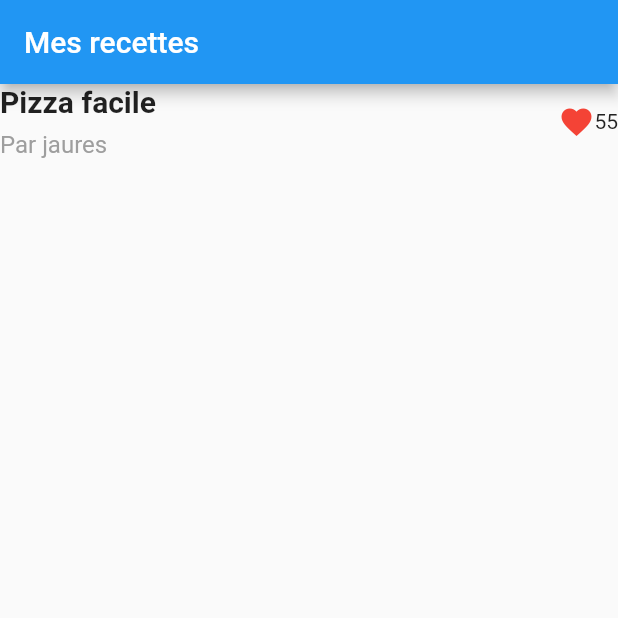
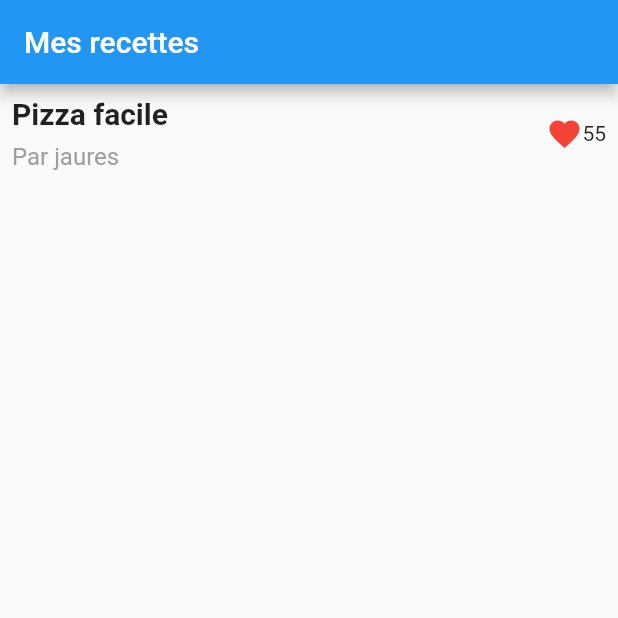
Before and after one commit to beinjamin/demo_app_flutter, a Flutter app: the screen it shows after launch, on a phone screen of 412 x 824 dp, the top half of it. Run offline on Flutter 3.47's test engine with Material 2 defaults, Android fonts, the light colour scheme and no system bars.

Commit message:
Creation de la variable title section

```diff
--- a/lib/main.dart
+++ b/lib/main.dart
@@ -3,11 +3,36 @@
 import 'package:flutter/material.dart';
 
 void main() {
-  runApp(const MyApp());
+  runApp(MyApp());
 }
 
 class MyApp extends StatelessWidget {
-  const MyApp({Key? key}) : super(key: key);
+  Widget titleSection = Container(
+      padding: const EdgeInsets.all(8),
+      child: Row(
+        children: [
+          Expanded(
+              child: Column(
+            crossAxisAlignment: CrossAxisAlignment.start,
+            children: [
+              Container(
+                padding: const EdgeInsets.only(bottom: 8),
+                child: Text(
+                  "Pizza facile",
+                  style: TextStyle(fontWeight: FontWeight.bold, fontSize: 20),
+                ),
+              ),
+              Text("Par jaures",
+                  style: TextStyle(
+                    color: Colors.grey[500],
+                    fontSize: 16,
+                  ))
+            ],
+          )),
+          Icon(Icons.favorite, color: Colors.red),
+          Text("55")
+        ],
+      ));
 
   // This widget is the root of your application.
   @override
@@ -30,32 +55,7 @@ class MyApp extends StatelessWidget {
           appBar: AppBar(
             title: Text("Mes recettes"),
           ),
-            body: Column(children: [
-              Row(
-                children: [
-                  Expanded(
-                      child: Column(
-                    crossAxisAlignment: CrossAxisAlignment.start,
-                    children: [
-                      Container(
-                        padding: const EdgeInsets.only(bottom: 8),
-                        child: Text(
-                          "Pizza facile",
-                          style: TextStyle(
-                              fontWeight: FontWeight.bold, fontSize: 20),
-                        ),
-                      ),
-                      Text("Par jaures",
-                          style: TextStyle(
-                            color: Colors.grey[500],
-                            fontSize: 16,
-                          ))
-                    ],
-                  )),
-                  Icon(Icons.favorite, color: Colors.red),
-                  Text("55")
-                ],
-              )
-            ])));
+          body: Column(children: [titleSection])),
+    );
   }
 }
```
Lines whose indentation alone changed are shown as unchanged.
